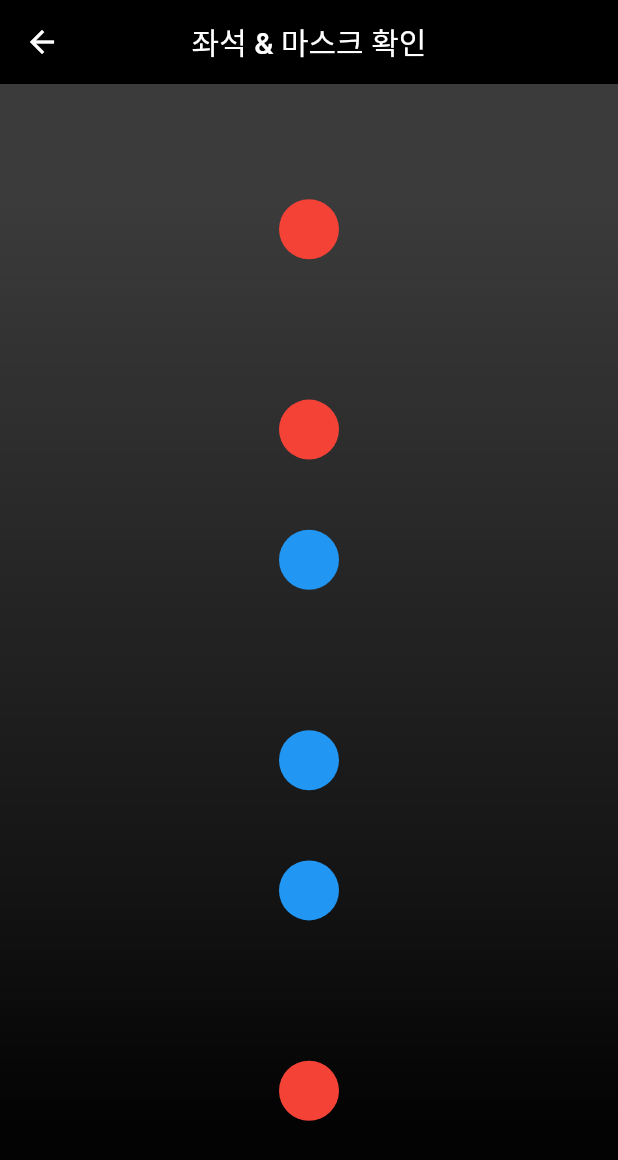
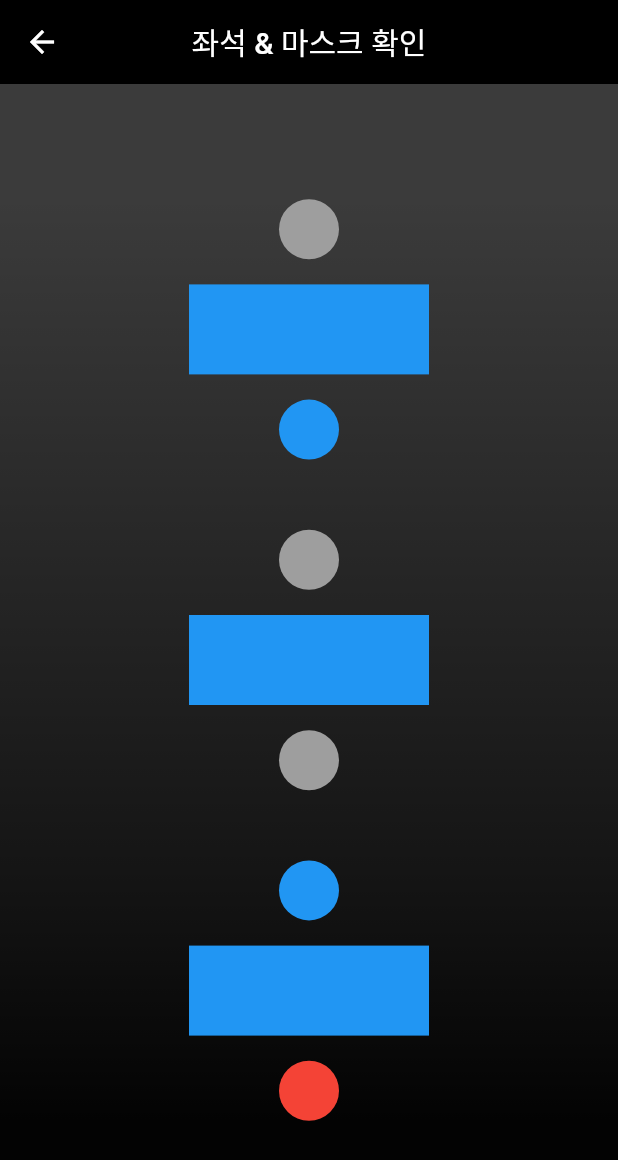
Before and after one commit to ss1mda/sm7, a Flutter app: the EmptyCheck screen opened directly, on a phone screen of 412 x 824 dp. Shown: the top 1160 px of the screen. Run offline on Flutter 3.47's test engine with Material 2 defaults, Android fonts, the phone set to English and light mode, and no system bars.

Commit message:
좌석, 테이블 수정

```diff
--- a/lib/emptyCheck.dart
+++ b/lib/emptyCheck.dart
@@ -11,31 +11,34 @@ class EmptyCheck extends StatefulWidget {
 }
 
 final Map<String, dynamic> jsonString2 = {
-  'table1': {  //테이블1
+  'table1': {
+    //테이블1
     'chair': {
-      'up': 2, //0빈자리, 1마스크한사람, 2마스크안한사람, 3error
-      'down': 3
-    },
-    'object': {
-      "notebook": 1, //노트북 갯수
-      "book": 0, //책 갯수
-      "bag": 2, //가방 갯수
-      "cup": 2 // 컵 갯수
-    }
-  },
-  'table2': {  //테이블2
-    'chair': {
-      'up': 1, //0빈자리, 1마스크한사람, 2마스크안한사람, 3error
+      'up': 0, //0빈자리, 1마스크한사람, 2마스크안한사람, 3error
       'down': 1
     },
     'object': {
-      "notebook": 1, //노트북 갯수
+      "notebook": 0, //노트북 갯수
       "book": 0, //책 갯수
-      "bag": 2, //가방 갯수
-      "cup": 2 // 컵 갯수
+      "bag": 0, //가방 갯수
+      "cup": 0 // 컵 갯수
     }
   },
-  'table3': { //테이블3
+  'table2': {
+    //테이블2
+    'chair': {
+      'up': 0, //0빈자리, 1마스크한사람, 2마스크안한사람, 3error
+      'down': 0
+    },
+    'object': {
+      "notebook": 2, //노트북 갯수
+      "book": 0, //책 갯수
+      "bag": 0, //가방 갯수
+      "cup": 0 // 컵 갯수
+    }
+  },
+  'table3': {
+    //테이블3
     'chair': {
       'up': 1, //0빈자리, 1마스크한사람, 2마스크안한사람, 3error
       'down': 3
@@ -53,7 +56,6 @@ final Map<String, dynamic> jsonString2 = {
 class myPainter extends CustomPainter {
   String target;
   myPainter(this.target);
-
 
   void _emptytable(Canvas canvas, Size size) {
     Paint paint = Paint()
@@ -92,8 +94,11 @@ class myPainter extends CustomPainter {
     canvas.drawCircle(Offset(0, 0), 20, paint);
   }
 
-  void table1_person(Canvas canvas, Size size) { //p2, table1
-      if (target == "p1" && jsonString2["table1"]["chair"].keys.elementAt(0) == "up") { //p1, table1, up
+  void table1_person(Canvas canvas, Size size) {
+    //p2, table1
+    if (target == "p1" &&
+        jsonString2["table1"]["chair"].keys.elementAt(0) == "up") {
+      //p1, table1, up
       if (jsonString2["table1"]["chair"]["up"] == 0) {
         _noperson(canvas, size);
       } else if (jsonString2["table1"]["chair"]["up"] == 1) {
@@ -103,7 +108,9 @@ class myPainter extends CustomPainter {
       } else {
         _person_nomask(canvas, size);
       }
-      } else if (target == "p2" && jsonString2["table1"]["chair"].keys.elementAt(1) == "down") { //p2, table, down
+    } else if (target == "p2" &&
+        jsonString2["table1"]["chair"].keys.elementAt(1) == "down") {
+      //p2, table, down
       if (jsonString2["table1"]["chair"]["down"] == 0) {
         _noperson(canvas, size);
       } else if (jsonString2["table1"]["chair"]["down"] == 1) {
@@ -116,8 +123,9 @@ class myPainter extends CustomPainter {
     }
   }
 
-  void table2_person(Canvas canvas, Size size){
-    if (target == "p3" && jsonString2["table2"]["chair"].keys.elementAt(0) == "up") {
+  void table2_person(Canvas canvas, Size size) {
+    if (target == "p3" &&
+        jsonString2["table2"]["chair"].keys.elementAt(0) == "up") {
       if (jsonString2["table2"]["chair"]["up"] == 0) {
         _noperson(canvas, size);
       } else if (jsonString2["table2"]["chair"]["up"] == 1) {
@@ -127,7 +135,8 @@ class myPainter extends CustomPainter {
       } else {
         _person_nomask(canvas, size);
       }
-    } else if (target == "p4" && jsonString2["table2"]["chair"].keys.elementAt(1) == "down") {
+    } else if (target == "p4" &&
+        jsonString2["table2"]["chair"].keys.elementAt(1) == "down") {
       if (jsonString2["table2"]["chair"]["down"] == 0) {
         _noperson(canvas, size);
       } else if (jsonString2["table2"]["chair"]["down"] == 1) {
@@ -140,48 +149,89 @@ class myPainter extends CustomPainter {
     }
   }
 
-  void table3_person(Canvas canvas, Size size){
-    if (target == "p5" && jsonString2["table3"]["chair"].keys.elementAt(0) == "up")
-    {
-      if(jsonString2["table3"]["chair"]["up"] == 0){
+  void table3_person(Canvas canvas, Size size) {
+    if (target == "p5" &&
+        jsonString2["table3"]["chair"].keys.elementAt(0) == "up") {
+      if (jsonString2["table3"]["chair"]["up"] == 0) {
         _noperson(canvas, size);
-      }else if(jsonString2["table3"]["chair"]["up"] == 1){
+      } else if (jsonString2["table3"]["chair"]["up"] == 1) {
         _person_mask(canvas, size);
-      }else if(jsonString2["table3"]["chair"]["up"] == 2){
+      } else if (jsonString2["table3"]["chair"]["up"] == 2) {
         _person_nomask(canvas, size);
-      }else{
+      } else {
         _person_nomask(canvas, size);
       }
-    } else if (target == "p6" && jsonString2["table3"]["chair"].keys.elementAt(1) == "down") {
-      if(jsonString2["table3"]["chair"]["down"] == 0){
+    } else if (target == "p6" &&
+        jsonString2["table3"]["chair"].keys.elementAt(1) == "down") {
+      if (jsonString2["table3"]["chair"]["down"] == 0) {
         _noperson(canvas, size);
-      }else if(jsonString2["table3"]["chair"]["down"] == 1){
+      } else if (jsonString2["table3"]["chair"]["down"] == 1) {
         _person_mask(canvas, size);
-      }else if(jsonString2["table3"]["chair"]["down"] == 2){
+      } else if (jsonString2["table3"]["chair"]["down"] == 2) {
         _person_nomask(canvas, size);
-      }else{
+      } else {
         _person_nomask(canvas, size);
       }
     }
   }
 
-  void table1(Canvas canvas, Size size){
-
+  void table1(Canvas canvas, Size size) {
+    if (target == 't1' && jsonString2["table1"].keys.elementAt(1) == "object") {
+      if ((jsonString2["table1"]['object']['notebook'] == 0) &&
+          (jsonString2["table1"]['object']['book'] == 0) &&
+          (jsonString2["table1"]['object']['bag'] == 0) &&
+          (jsonString2["table1"]['object']['cup'] == 0) &&
+          (jsonString2["table1"]['chair']['up'] == 0) &&
+          (jsonString2["table1"]['chair']['down'] == 0)
+      ) {
+        _emptytable(canvas, size);
+      } else {
+        _table(canvas, size);
       }
-  void table2(Canvas canvas, Size size){
+    }
   }
 
-  void table3(Canvas canvas, Size size){
+  void table2(Canvas canvas, Size size) {
+    if (target == 't2' && jsonString2["table2"].keys.elementAt(1) == "object") {
+      if ((jsonString2["table2"]['object']['notebook'] == 0) &&
+      (jsonString2["table2"]['object']['book'] == 0) &&
+      (jsonString2["table2"]['object']['bag'] == 0) &&
+      (jsonString2["table2"]['object']['cup'] == 0) &&
+      (jsonString2["table2"]['chair']['up'] == 0) &&
+      (jsonString2["table2"]['chair']['down'] == 0)
+      ) {
+        _emptytable(canvas, size);
+      } else {
+        _table(canvas, size);
+      }
+    }
   }
 
+  void table3(Canvas canvas, Size size) {
+    if (target == 't3' && jsonString2["table1"].keys.elementAt(1) == "object") {
+      if ((jsonString2["table3"]['object']['notebook'] == 0) &&
+      (jsonString2["table3"]['object']['book'] == 0) &&
+      (jsonString2["table3"]['object']['bag'] == 0) &&
+      (jsonString2["table3"]['object']['cup'] == 0) &&
+      (jsonString2["table3"]['chair']['up'] == 0) &&
+      (jsonString2["table3"]['chair']['down'] == 0)
+      ) {
+        _emptytable(canvas, size);
+      } else {
+        _table(canvas, size);
+      }
+    }
+  }
 
   @override
   void paint(Canvas canvas, Size size) {
-    for(int i=0; i<3; i++) {
-      if (jsonString2.keys.elementAt(i) == "table1") { //table1일경우
+    for (int i = 0; i < 3; i++) {
+      if (jsonString2.keys.elementAt(i) == "table1") {
+        //table1일경우
         table1_person(canvas, size);
         table1(canvas, size);
-      } else if (jsonString2.keys.elementAt(i) == "table2") { //table2일경우만
+      } else if (jsonString2.keys.elementAt(i) == "table2") {
+        //table2일경우만
         table2_person(canvas, size);
         table2(canvas, size);
       } else {
@@ -198,7 +248,6 @@ class myPainter extends CustomPainter {
 }
 
 class _EmptyCheckState extends State<EmptyCheck> {
-
   @override
   Widget build(BuildContext context) {
     return Scaffold(
```
Lines whose indentation alone changed are shown as unchanged.
